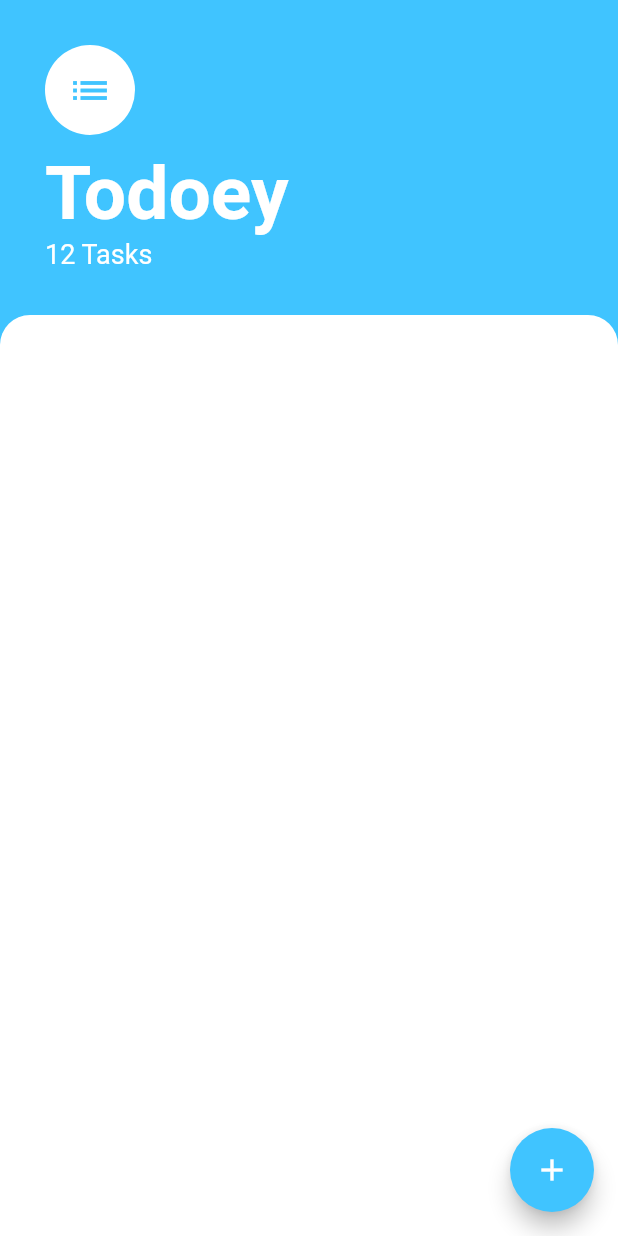
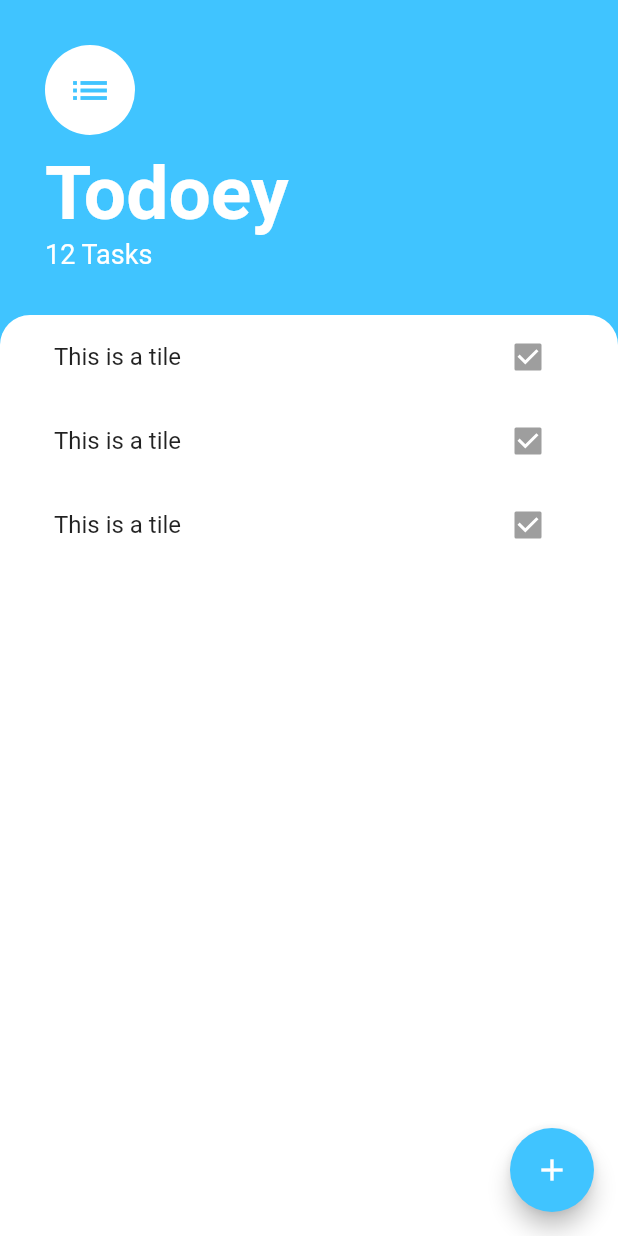
Before and after one commit to palisadoes/todoey-b4-provider, a Flutter app: the screen it shows after launch, on a phone screen of 412 x 824 dp. Run offline on Flutter 3.47's test engine with Material 2 defaults, Android fonts, the phone set to English and light mode, and no system bars.

Commit message:
Completed lesson #197

```diff
--- a/lib/screens/tasks_screen.dart
+++ b/lib/screens/tasks_screen.dart
@@ -1,4 +1,5 @@
 import 'package:flutter/material.dart';
+import 'package:todoey/widgets/tasks_list.dart';
 
 class TasksScreen extends StatelessWidget {
   @override
@@ -6,9 +7,9 @@ class TasksScreen extends StatelessWidget {
     return Scaffold(
       backgroundColor: Colors.lightBlueAccent,
       floatingActionButton: FloatingActionButton(
-        onPressed: null,
         backgroundColor: Colors.lightBlueAccent,
-        child: Icon(Icons.add),
+        child: const Icon(Icons.add),
+        onPressed: () {},
       ),
       body: SafeArea(
         child: Column(
@@ -52,6 +53,7 @@ class TasksScreen extends StatelessWidget {
             ),
             Expanded(
               child: Container(
+                padding: const EdgeInsets.symmetric(horizontal: 20),
                 decoration: const BoxDecoration(
                   color: Colors.white,
                   borderRadius: BorderRadius.only(
@@ -59,6 +61,7 @@ class TasksScreen extends StatelessWidget {
                     topRight: Radius.circular(20),
                   ),
                 ),
+                child: TasksList(),
               ),
             ),
           ],
--- /dev/null
+++ b/lib/widgets/task_tile.dart
@@ -0,0 +1,11 @@
+import 'package:flutter/material.dart';
+
+class TaskTile extends StatelessWidget {
+  @override
+  Widget build(BuildContext context) {
+    return const ListTile(
+      title: Text('This is a tile'),
+      trailing: Checkbox(value: true, onChanged: null),
+    );
+  }
+}
--- /dev/null
+++ b/lib/widgets/tasks_list.dart
@@ -0,0 +1,15 @@
+import 'package:flutter/material.dart';
+import 'package:todoey/widgets/task_tile.dart';
+
+class TasksList extends StatelessWidget {
+  @override
+  Widget build(BuildContext context) {
+    return ListView(
+      children: [
+        TaskTile(),
+        TaskTile(),
+        TaskTile(),
+      ],
+    );
+  }
+}
```
